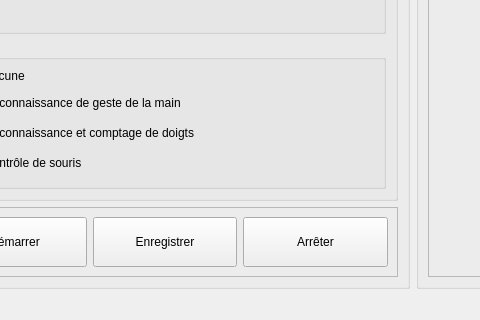
Qt form resources/gui/home.ui (MRxACR/RGCD) before a commit; both pictures show x 89 to 569 and y 281 to 601 of the 1003 by 601 pixel window.
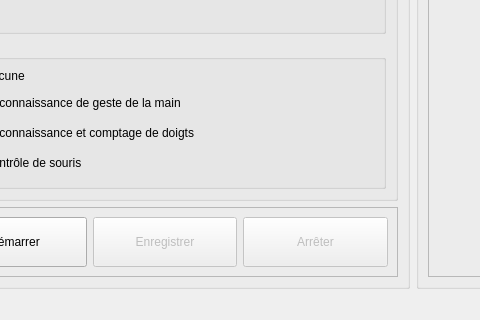
The same form after that commit.

Commit message: black screen & buttons states are fixed

Patch:
```diff
--- a/resources/gui/home.ui
+++ b/resources/gui/home.ui
@@ -197,6 +197,9 @@
             </item>
             <item>
              <widget class="QPushButton" name="btnSave">
+              <property name="enabled">
+               <bool>false</bool>
+              </property>
               <property name="minimumSize">
                <size>
                 <width>0</width>
@@ -210,6 +213,9 @@
             </item>
             <item>
              <widget class="QPushButton" name="btnStop">
+              <property name="enabled">
+               <bool>false</bool>
+              </property>
               <property name="minimumSize">
                <size>
                 <width>0</width>
```
Left out of the diff: 2 changed lines with no effect on the pictures. The commit also changes 1 other file.
